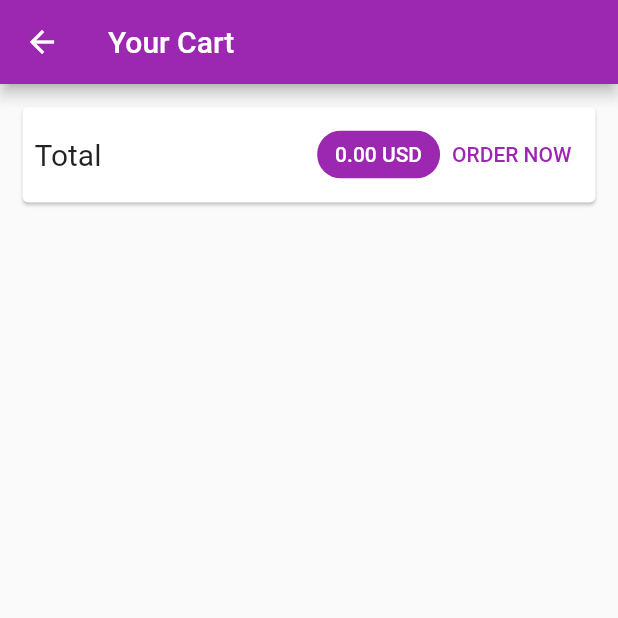
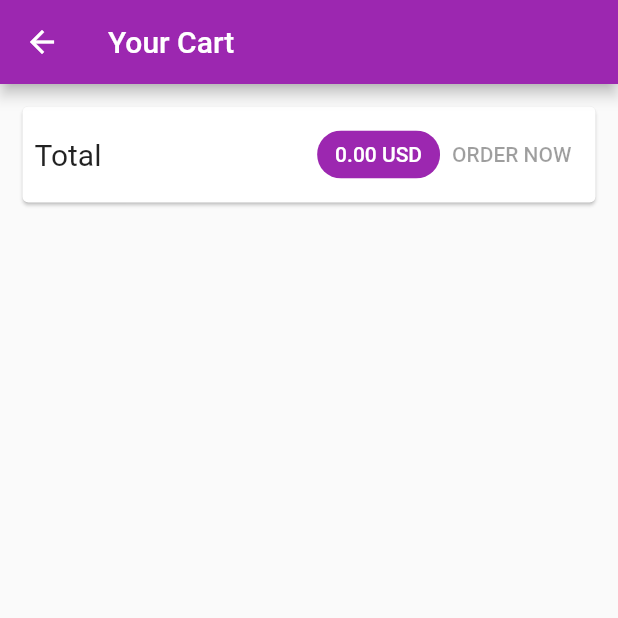
Before and after one commit to usamaTheFirst/SHOP-APP, a Flutter app: the CartScreen screen opened by its route, on a phone screen of 412 x 824 dp, the top half of it. Run offline on Flutter 3.47's test engine with Material 2 defaults, Android fonts, the phone set to English and light mode, and no system bars; our stand-ins replace rflutter_alert; network calls fail.

Commit message:
module 10 completed

```diff
--- a/lib/Screens/cart_screen.dart
+++ b/lib/Screens/cart_screen.dart
@@ -40,13 +40,7 @@ class CartScreen extends StatelessWidget {
                               .color),
                     ),
                   ),
-                  TextButton(
-                      onPressed: () {
-                        Provider.of<Orders>(context, listen: false).addOrder(
-                            cart.items.values.toList(), cart.totalAmount);
-                        cart.clear();
-                      },
-                      child: Text("ORDER NOW"))
+                  OrderButton(cart: cart)
                 ],
               ),
             ),
@@ -73,3 +67,40 @@ class CartScreen extends StatelessWidget {
     );
   }
 }
+
+class OrderButton extends StatefulWidget {
+  const OrderButton({
+    Key key,
+    @required this.cart,
+  }) : super(key: key);
+
+  final Cart cart;
+
+  @override
+  _OrderButtonState createState() => _OrderButtonState();
+}
+
+class _OrderButtonState extends State<OrderButton> {
+  bool loader = false;
+
+  @override
+  Widget build(BuildContext context) {
+    return TextButton(
+        onPressed: (widget.cart.length <= 0 || loader == true)
+            ? null
+            : () async {
+                setState(() {
+                  loader = true;
+                });
+                await Provider.of<Orders>(context, listen: false).addOrder(
+                    widget.cart.items.values.toList(), widget.cart.totalAmount);
+                widget.cart.clear();
+                setState(() {
+                  loader = false;
+                });
+              },
+        child: loader
+            ? Center(child: CircularProgressIndicator())
+            : Text("ORDER NOW"));
+  }
+}
--- a/lib/providers/products.dart
+++ b/lib/providers/products.dart
@@ -58,6 +58,9 @@ class Products with ChangeNotifier {
     try {
       final response = await http.get(url);
       final extractedData = json.decode(response.body) as Map<String, dynamic>;
+      if (extractedData == null) {
+        return null;
+      }
       final List<Product> loadedProduct = [];
       extractedData.forEach((key, value) {
         loadedProduct.insert(
@@ -134,7 +137,7 @@ class Products with ChangeNotifier {
 
   Future<void> deleteItem(String id) async {
     final URL_STRING =
-        'https://shop-app-80dd1-default-rtdb.asia-southeast1.firebasedatabase.app/products/$id';
+        'https://shop-app-80dd1-default-rtdb.asia-southeast1.firebasedatabase.app/products/$id.json';
     var url = Uri.parse(URL_STRING);
 
     final existingItemIndex = _items.indexWhere((element) => element.id == id);
--- a/pubspec.yaml
+++ b/pubspec.yaml
@@ -18,6 +18,7 @@ dependencies:
   provider: ^5.0.0
   intl: ^0.15.8
   http: ^0.13.3
+  rflutter_alert: ^2.0.2
 
 dev_dependencies:
   flutter_test:
```
Also changed, not shown: lib/Screens/orders_screen.dart (+52 -8 lines), lib/Widgets/order_items.dart (+10 -4 lines), lib/providers/orders.dart (+52 -2 lines), lib/providers/product.dart (+15 -1 lines), pubspec.lock.
